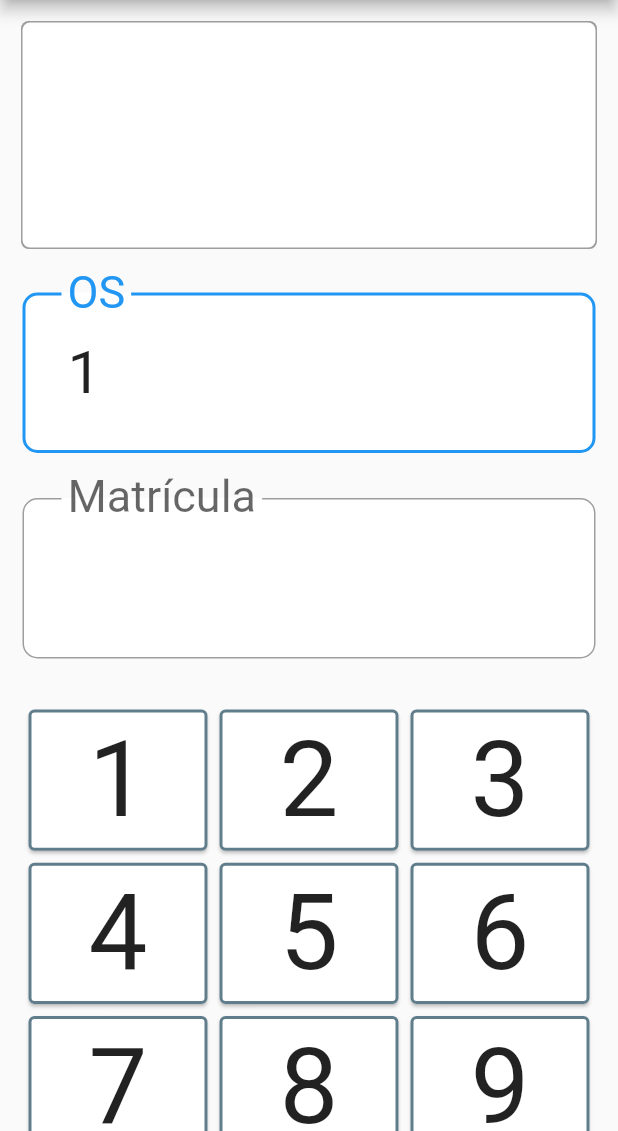
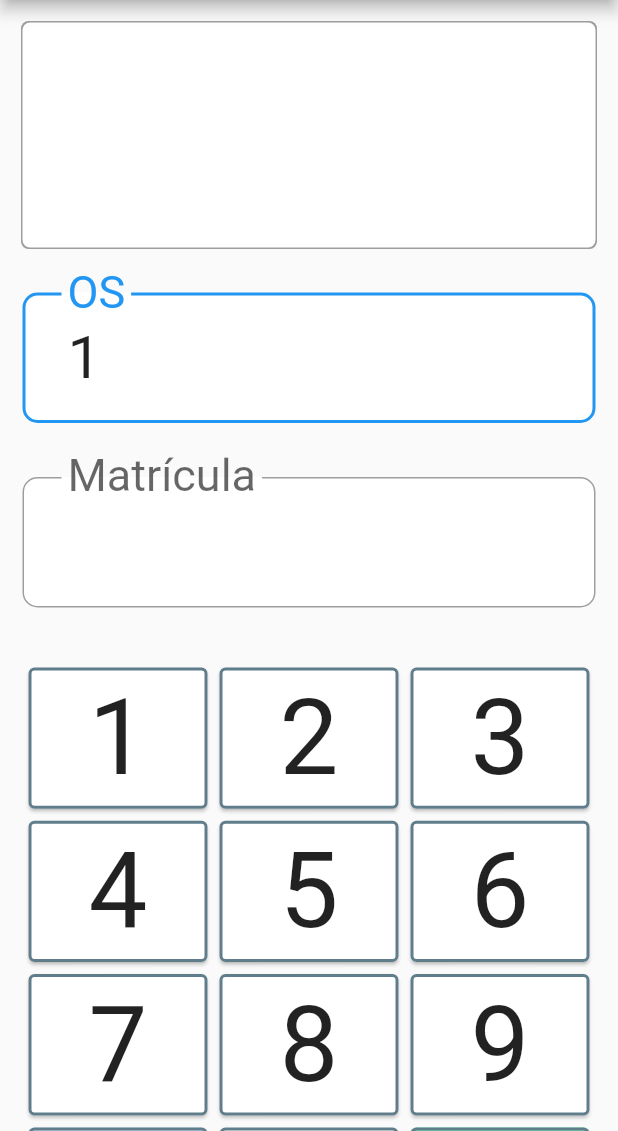
Before and after one commit to adriavieira314/engemanOs, a Flutter app: the screen it shows after launch, after a tap on an icon or button, on a phone screen of 412 x 824 dp, the part 105-1236 px from its top. Run offline on Flutter 3.47's test engine with Material 2 defaults, Android fonts, the light colour scheme and no system bars.

Commit message:
mensagens de error

```diff
--- a/lib/screens/operador_page.dart
+++ b/lib/screens/operador_page.dart
@@ -17,6 +17,8 @@ class _PaginaPrincipalPageState extends State<PaginaPrincipalPage> {
   String matriculaString = '';
   late int inputType = 1;
   bool existeIsTrue = false;
+  bool osExisteIsTrue = true;
+  bool campoIsVazio = false;
 
   var cadastroOs = [
     {
@@ -88,15 +90,34 @@ class _PaginaPrincipalPageState extends State<PaginaPrincipalPage> {
         mainAxisAlignment: MainAxisAlignment.center,
         children: [
           Column(
+            crossAxisAlignment: CrossAxisAlignment.start,
             children: [
               customTextField(
                 osInput,
                 'OS',
               ),
+              osExisteIsTrue == false
+                  ? const Padding(
+                      padding: EdgeInsets.only(left: 15.0, bottom: 8.0),
+                      child: Text(
+                        'Código da OS incorreto.',
+                        style: TextStyle(color: Colors.red, fontSize: 20.0),
+                      ),
+                    )
+                  : const Text(''),
               customTextField(
                 matriculaInput,
                 'Matrícula',
               ),
+              campoIsVazio
+                  ? const Padding(
+                      padding: EdgeInsets.only(left: 15.0, bottom: 5.0),
+                      child: Text(
+                        'Código da matrícula e da OS devem estar preenchidos.',
+                        style: TextStyle(color: Colors.red, fontSize: 20.0),
+                      ),
+                    )
+                  : const Text(''),
             ],
           ),
           Padding(
@@ -131,9 +152,9 @@ class _PaginaPrincipalPageState extends State<PaginaPrincipalPage> {
                                     // o botao 'iniciar' some porem a função
                                     // continua funcionando, esse IF previne isso de acontecer
                                     if (!existeIsTrue) {
-                                      print('osInput');
                                       if (osInput.text.isNotEmpty &&
                                           matriculaInput.text.isNotEmpty) {
+                                        campoIsVazio = false;
                                         //iterando a array para verificar se existe o valor setado pelo usuario
                                         for (var i = 0;
                                             i < cadastroOs.length;
@@ -141,8 +162,60 @@ class _PaginaPrincipalPageState extends State<PaginaPrincipalPage> {
                                           if (cadastroOs[i]['os'] == osString) {
                                             osExiste = true;
                                             print('osExiste');
+                                            osExisteIsTrue = true;
                                           } else {
                                             print('os nao existe');
+                                            osExisteIsTrue = false;
+                                          }
+
+                                          if ((cadastroOs[i]['matricula'] ==
+                                                  matriculaString) ==
+                                              false) {
+                                            matriculaNaoExiste = false;
+                                          }
+                                        }
+
+                                        // novo valor é cadastrado se 'cadastra' for verdadeiro
+                                        if (osExiste &&
+                                            matriculaNaoExiste == false) {
+                                          cadastroOs.add({
+                                            'os': '1234',
+                                            'matricula': matriculaInput.text,
+                                            'operador':
+                                                'Teste ${cadastroOs.length + 1}',
+                                            'turno': '1',
+                                          });
+                                        }
+                                      } else {
+                                        campoIsVazio = true;
+                                      }
+                                    }
+                                  })
+                                : osInput.text += teclado[index]
+                                    .label; //se for tecla número, concatena
+                      } else {
+                        index == 9 //se for tecla Limpar
+                            ? matriculaInput.text = ''
+                            : index == 11 //se for tecla Entrar
+                                ? setState(() {
+                                    // o botao 'iniciar' some porem a função
+                                    // continua funcionando, esse IF previne isso de acontecer
+                                    if (!existeIsTrue) {
+                                      bool osExiste = false;
+                                      bool matriculaNaoExiste = false;
+                                      if (osInput.text.isNotEmpty &&
+                                          matriculaInput.text.isNotEmpty) {
+                                        campoIsVazio = false;
+                                        //iterando a array para verificar se existe o valor setado pelo usuario
+                                        for (var i = 0;
+                                            i < cadastroOs.length;
+                                            i++) {
+                                          if (cadastroOs[i]['os'] == osString) {
+                                            osExiste = true;
+                                            osExisteIsTrue = true;
+                                          } else {
+                                            print('os nao existe');
+                                            osExisteIsTrue = false;
                                           }
 
                                           if ((cadastroOs[i]['matricula'] ==
@@ -163,57 +236,9 @@ class _PaginaPrincipalPageState extends State<PaginaPrincipalPage> {
                                                 'Teste ${cadastroOs.length + 1}',
                                             'turno': '1',
                                           });
-                                          print(cadastroOs);
                                         }
-                                      }
-                                    }
-                                  })
-                                : osInput.text += teclado[index]
-                                    .label; //se for tecla número, concatena
-                      } else {
-                        index == 9 //se for tecla Limpar
-                            ? matriculaInput.text = ''
-                            : index == 11 //se for tecla Entrar
-                                ? setState(() {
-                                    // o botao 'iniciar' some porem a função
-                                    // continua funcionando, esse IF previne isso de acontecer
-                                    if (!existeIsTrue) {
-                                      bool osExiste = false;
-                                      bool matriculaNaoExiste = false;
-                                      print('matriculaInput');
-                                      if (osInput.text.isNotEmpty &&
-                                          matriculaInput.text.isNotEmpty) {
-                                        //iterando a array para verificar se existe o valor setado pelo usuario
-                                        for (var i = 0;
-                                            i < cadastroOs.length;
-                                            i++) {
-                                          if (cadastroOs[i]['os'] == osString) {
-                                            osExiste = true;
-                                            print('osExiste');
-                                          } else {
-                                            print('os nao existe');
-                                          }
-
-                                          if ((cadastroOs[i]['matricula'] ==
-                                                  matriculaString) ==
-                                              false) {
-                                            matriculaNaoExiste = false;
-                                            print('matriculaNaoExiste');
-                                          }
-                                        }
-
-                                        // novo valor é cadastrado se 'cadastra' for verdadeiro
-                                        if (osExiste &&
-                                            matriculaNaoExiste == false) {
-                                          cadastroOs.add({
-                                            'os': '1234',
-                                            'matricula': matriculaInput.text,
-                                            'operador':
-                                                'Teste ${cadastroOs.length + 1}',
-                                            'turno': '1',
-                                          });
-                                          print(cadastroOs);
-                                        }
+                                      } else {
+                                        campoIsVazio = true;
                                       }
                                     }
                                   })
@@ -242,7 +267,6 @@ class _PaginaPrincipalPageState extends State<PaginaPrincipalPage> {
                                       matriculaString) {
                                 setState(() {
                                   existeIsTrue = true;
-                                  print('naoExiste');
                                   print(existeIsTrue);
                                 });
                               }
@@ -269,7 +293,6 @@ class _PaginaPrincipalPageState extends State<PaginaPrincipalPage> {
                                 cadastroOs[i]['matricula'] == matriculaString) {
                               setState(() {
                                 existeIsTrue = true;
-                                print('naoExiste');
                                 print(existeIsTrue);
                               });
                             }
@@ -322,7 +345,7 @@ class _PaginaPrincipalPageState extends State<PaginaPrincipalPage> {
 
   Padding customTextField(TextEditingController textController, String label) {
     return Padding(
-      padding: const EdgeInsets.all(15.0),
+      padding: const EdgeInsets.fromLTRB(15.0, 15.0, 15.0, 5.0),
       child: SizedBox(
         width: MediaQuery.of(context).orientation == Orientation.portrait
             ? MediaQuery.of(context).size.width
@@ -341,7 +364,7 @@ class _PaginaPrincipalPageState extends State<PaginaPrincipalPage> {
               : const TextStyle(fontSize: 28.0),
           decoration: InputDecoration(
             contentPadding:
-                const EdgeInsets.symmetric(vertical: 30.0, horizontal: 30.0),
+                const EdgeInsets.symmetric(vertical: 20.0, horizontal: 30.0),
             // cor da borda
             enabledBorder: OutlineInputBorder(
               borderSide: const BorderSide(
```
